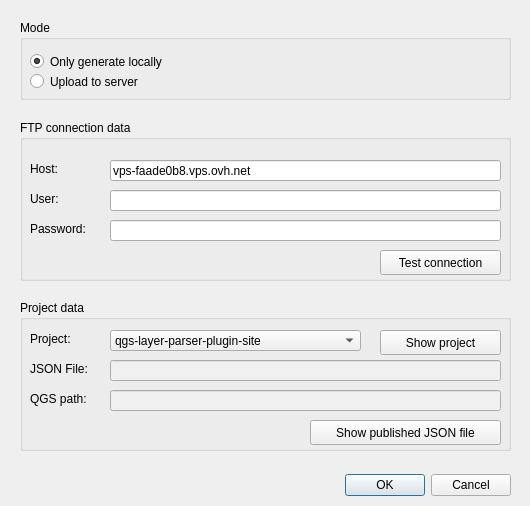
Qt form qgs_layer_parser_dialog_base.ui (geraldo/layertree2json) before a commit.
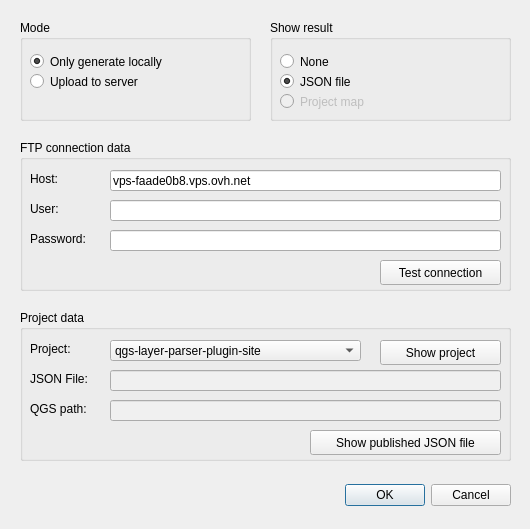
The same form after that commit. Custom widgets are drawn as their Qt base class.

Commit message: add radios to select result to show

The edit to the form file:
```diff
--- a/qgs_layer_parser_dialog_base.ui
+++ b/qgs_layer_parser_dialog_base.ui
@@ -7,7 +7,7 @@
     <x>0</x>
     <y>0</y>
     <width>530</width>
-    <height>506</height>
+    <height>529</height>
    </rect>
   </property>
   <property name="windowTitle">
@@ -17,7 +17,7 @@
    <property name="geometry">
     <rect>
      <x>20</x>
-     <y>470</y>
+     <y>480</y>
      <width>491</width>
      <height>30</height>
     </rect>
@@ -39,9 +39,9 @@
    <property name="geometry">
     <rect>
      <x>20</x>
-     <y>120</y>
+     <y>140</y>
      <width>491</width>
-     <height>161</height>
+     <height>151</height>
     </rect>
    </property>
    <property name="title">
@@ -51,7 +51,7 @@
     <property name="geometry">
      <rect>
       <x>10</x>
-      <y>40</y>
+      <y>30</y>
       <width>67</width>
       <height>17</height>
      </rect>
@@ -64,7 +64,7 @@
     <property name="geometry">
      <rect>
       <x>10</x>
-      <y>70</y>
+      <y>60</y>
       <width>67</width>
       <height>17</height>
      </rect>
@@ -77,7 +77,7 @@
     <property name="geometry">
      <rect>
       <x>10</x>
-      <y>100</y>
+      <y>90</y>
       <width>71</width>
       <height>17</height>
      </rect>
@@ -90,7 +90,7 @@
     <property name="geometry">
      <rect>
       <x>90</x>
-      <y>40</y>
+      <y>30</y>
       <width>391</width>
       <height>21</height>
      </rect>
@@ -103,7 +103,7 @@
     <property name="geometry">
      <rect>
       <x>90</x>
-      <y>70</y>
+      <y>60</y>
       <width>391</width>
       <height>21</height>
      </rect>
@@ -116,7 +116,7 @@
     <property name="geometry">
      <rect>
       <x>90</x>
-      <y>100</y>
+      <y>90</y>
       <width>391</width>
       <height>21</height>
      </rect>
@@ -129,7 +129,7 @@
     <property name="geometry">
      <rect>
       <x>360</x>
-      <y>130</y>
+      <y>120</y>
       <width>121</width>
       <height>25</height>
      </rect>
@@ -143,7 +143,7 @@
    <property name="geometry">
     <rect>
      <x>20</x>
-     <y>300</y>
+     <y>310</y>
      <width>491</width>
      <height>151</height>
     </rect>
@@ -300,8 +300,8 @@
     <rect>
      <x>20</x>
      <y>20</y>
-     <width>491</width>
-     <height>80</height>
+     <width>231</width>
+     <height>101</height>
     </rect>
    </property>
    <property name="title">
@@ -340,6 +340,70 @@
     </property>
    </widget>
   </widget>
+  <widget class="QGroupBox" name="groupResult">
+   <property name="geometry">
+    <rect>
+     <x>270</x>
+     <y>20</y>
+     <width>241</width>
+     <height>101</height>
+    </rect>
+   </property>
+   <property name="title">
+    <string>Show result</string>
+   </property>
+   <widget class="QRadioButton" name="radioProject">
+    <property name="enabled">
+     <bool>false</bool>
+    </property>
+    <property name="geometry">
+     <rect>
+      <x>10</x>
+      <y>70</y>
+      <width>111</width>
+      <height>23</height>
+     </rect>
+    </property>
+    <property name="text">
+     <string>Project map</string>
+    </property>
+    <property name="checkable">
+     <bool>true</bool>
+    </property>
+    <property name="checked">
+     <bool>false</bool>
+    </property>
+   </widget>
+   <widget class="QRadioButton" name="radioJson">
+    <property name="geometry">
+     <rect>
+      <x>10</x>
+      <y>50</y>
+      <width>91</width>
+      <height>23</height>
+     </rect>
+    </property>
+    <property name="text">
+     <string>JSON file</string>
+    </property>
+    <property name="checked">
+     <bool>true</bool>
+    </property>
+   </widget>
+   <widget class="QRadioButton" name="radioNone">
+    <property name="geometry">
+     <rect>
+      <x>10</x>
+      <y>30</y>
+      <width>71</width>
+      <height>23</height>
+     </rect>
+    </property>
+    <property name="text">
+     <string>None</string>
+    </property>
+   </widget>
+  </widget>
  </widget>
  <customwidgets>
   <customwidget>
```
The commit also changes 1 other file.
